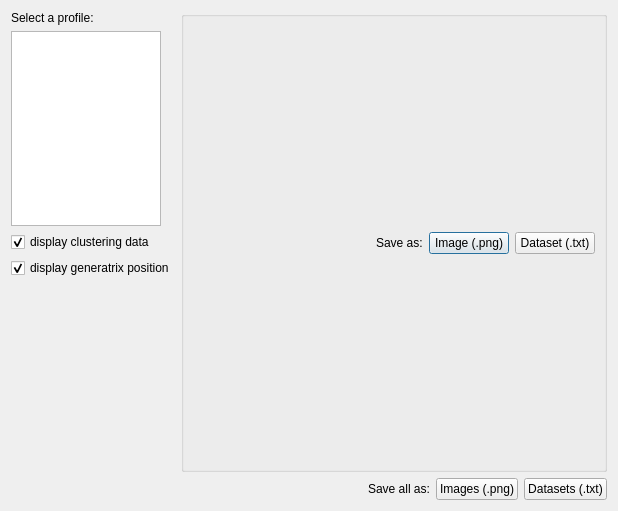
The window that qThrowMeasurement/ui/atmdisplayprofilesdlg.ui (evaristelegallois/ATMplugin) describes before a commit, drawn with Qt 5.
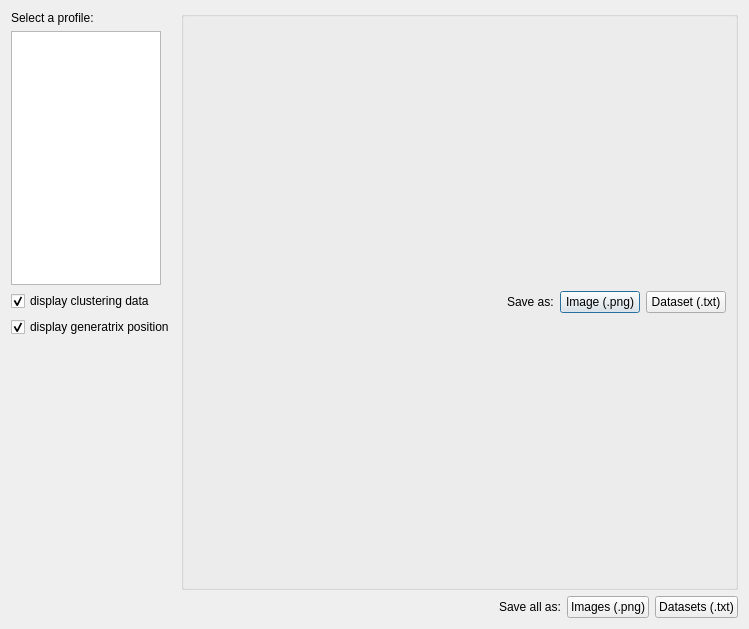
The same window after the commit.

What changed in the file:
```diff
--- a/qThrowMeasurement/ui/atmdisplayprofilesdlg.ui
+++ b/qThrowMeasurement/ui/atmdisplayprofilesdlg.ui
@@ -6,8 +6,8 @@
    <rect>
     <x>0</x>
     <y>0</y>
-    <width>618</width>
-    <height>511</height>
+    <width>749</width>
+    <height>629</height>
    </rect>
   </property>
   <property name="windowTitle">
```
Left out of the diff: 2 changed lines with no effect on the pictures.
